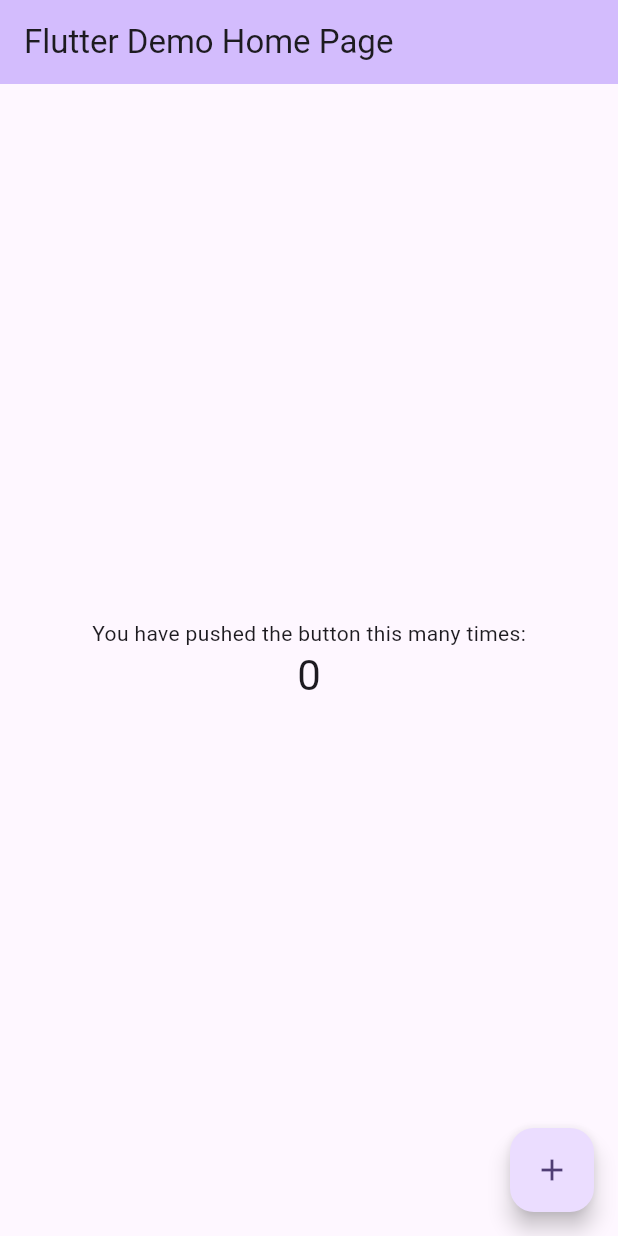
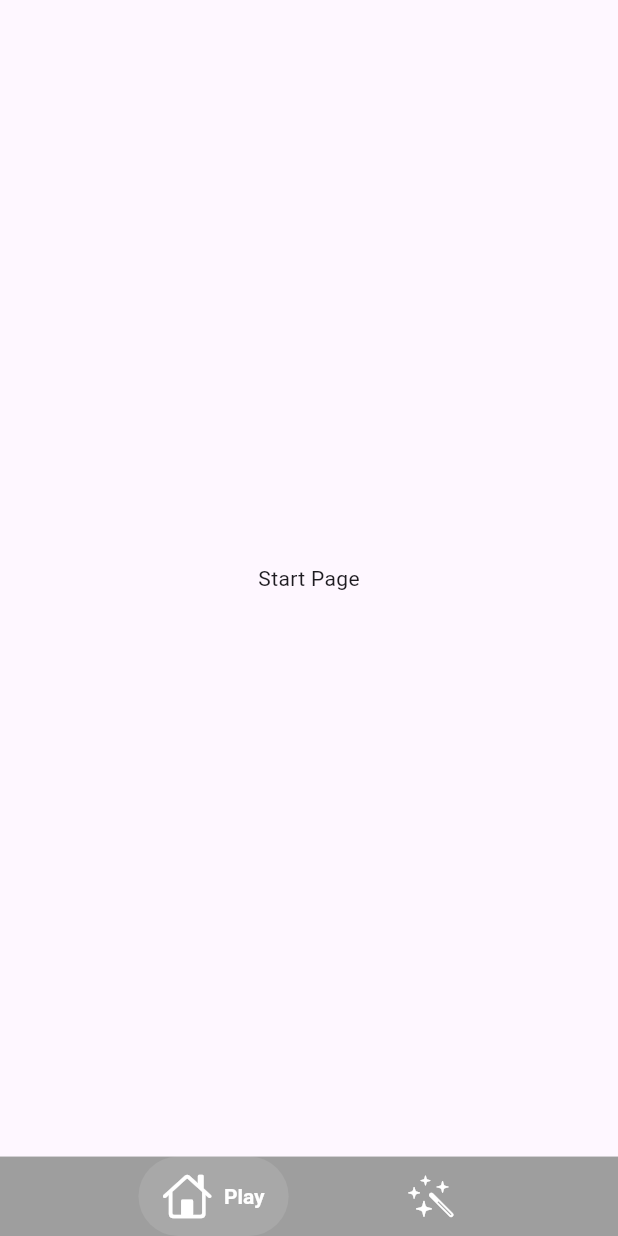
Before and after one commit to tgeiling/arutti, a Flutter app: the screen it shows after launch, on a phone screen of 412 x 824 dp. Run offline on Flutter 3.47's test engine with Material 3 defaults, Android fonts, the phone set to English and light mode, and no system bars; drawn by our look-alikes of salomon_bottom_bar; our stand-ins replace shared_preferences.

```diff
--- a/lib/main.dart
+++ b/lib/main.dart
@@ -1,125 +1,98 @@
+import 'package:flutter/cupertino.dart';
 import 'package:flutter/material.dart';
+import 'package:salomon_bottom_bar/salomon_bottom_bar.dart';
+import 'package:provider/provider.dart';
+
+import 'provider.dart';
 
 void main() {
-  runApp(const MyApp());
+  runApp(
+    MultiProvider(
+      providers: [
+        ChangeNotifierProvider(
+            create: (context) => UserDataProvider()), // New User Data Provider
+      ],
+      child: MyApp(),
+    ),
+  );
 }
 
 class MyApp extends StatelessWidget {
-  const MyApp({super.key});
-
-  // This widget is the root of your application.
   @override
   Widget build(BuildContext context) {
     return MaterialApp(
-      title: 'Flutter Demo',
+      title: 'Salomon Bottom Bar Example',
       theme: ThemeData(
-        // This is the theme of your application.
-        //
-        // TRY THIS: Try running your application with "flutter run". You'll see
-        // the application has a purple toolbar. Then, without quitting the app,
-        // try changing the seedColor in the colorScheme below to Colors.green
-        // and then invoke "hot reload" (save your changes or press the "hot
-        // reload" button in a Flutter-supported IDE, or press "r" if you used
-        // the command line to start the app).
-        //
-        // Notice that the counter didn't reset back to zero; the application
-        // state is not lost during the reload. To reset the state, use hot
-        // restart instead.
-        //
-        // This works for code too, not just values: Most code changes can be
-        // tested with just a hot reload.
-        colorScheme: ColorScheme.fromSeed(seedColor: Colors.deepPurple),
-        useMaterial3: true,
+        primarySwatch: Colors.grey,
       ),
-      home: const MyHomePage(title: 'Flutter Demo Home Page'),
+      home: MyHomePage(),
     );
   }
 }
 
 class MyHomePage extends StatefulWidget {
-  const MyHomePage({super.key, required this.title});
-
-  // This widget is the home page of your application. It is stateful, meaning
-  // that it has a State object (defined below) that contains fields that affect
-  // how it looks.
-
-  // This class is the configuration for the state. It holds the values (in this
-  // case the title) provided by the parent (in this case the App widget) and
-  // used by the build method of the State. Fields in a Widget subclass are
-  // always marked "final".
-
-  final String title;
-
   @override
-  State<MyHomePage> createState() => _MyHomePageState();
+  _MyHomePageState createState() => _MyHomePageState();
 }
 
 class _MyHomePageState extends State<MyHomePage> {
-  int _counter = 0;
-
-  void _incrementCounter() {
-    setState(() {
-      // This call to setState tells the Flutter framework that something has
-      // changed in this State, which causes it to rerun the build method below
-      // so that the display can reflect the updated values. If we changed
-      // _counter without calling setState(), then the build method would not be
-      // called again, and so nothing would appear to happen.
-      _counter++;
-    });
-  }
+  int _currentIndex = 0;
+  final PageController _pageController = PageController();
 
   @override
   Widget build(BuildContext context) {
-    // This method is rerun every time setState is called, for instance as done
-    // by the _incrementCounter method above.
-    //
-    // The Flutter framework has been optimized to make rerunning build methods
-    // fast, so that you can just rebuild anything that needs updating rather
-    // than having to individually change instances of widgets.
     return Scaffold(
-      appBar: AppBar(
-        // TRY THIS: Try changing the color here to a specific color (to
-        // Colors.amber, perhaps?) and trigger a hot reload to see the AppBar
-        // change color while the other colors stay the same.
-        backgroundColor: Theme.of(context).colorScheme.inversePrimary,
-        // Here we take the value from the MyHomePage object that was created by
-        // the App.build method, and use it to set our appbar title.
-        title: Text(widget.title),
+      body: PageView(
+        controller: _pageController,
+        onPageChanged: (index) {
+          setState(() {
+            _currentIndex = index;
+          });
+        },
+        children: [
+          Center(child: Text("Start Page")), // Placeholder for StartPage
+          Center(child: Text("Level Page")), // Placeholder for Level Page
+        ],
       ),
-      body: Center(
-        // Center is a layout widget. It takes a single child and positions it
-        // in the middle of the parent.
-        child: Column(
-          // Column is also a layout widget. It takes a list of children and
-          // arranges them vertically. By default, it sizes itself to fit its
-          // children horizontally, and tries to be as tall as its parent.
-          //
-          // Column has various properties to control how it sizes itself and
-          // how it positions its children. Here we use mainAxisAlignment to
-          // center the children vertically; the main axis here is the vertical
-          // axis because Columns are vertical (the cross axis would be
-          // horizontal).
-          //
-          // TRY THIS: Invoke "debug painting" (choose the "Toggle Debug Paint"
-          // action in the IDE, or press "p" in the console), to see the
-          // wireframe for each widget.
-          mainAxisAlignment: MainAxisAlignment.center,
-          children: <Widget>[
-            const Text(
-              'You have pushed the button this many times:',
-            ),
-            Text(
-              '$_counter',
-              style: Theme.of(context).textTheme.headlineMedium,
-            ),
-          ],
+      bottomNavigationBar: _buildBottomNavigationBar(),
+    );
+  }
+
+  Widget _buildBottomNavigationBar() {
+    return SalomonBottomBar(
+      margin: const EdgeInsets.symmetric(horizontal: 30),
+      backgroundColor: Colors.grey,
+      currentIndex: _currentIndex,
+      onTap: (i) {
+        setState(() {
+          _currentIndex = i;
+          _pageController.animateToPage(
+            i,
+            duration: Duration(milliseconds: 400),
+            curve: Curves.easeOut,
+          );
+        });
+      },
+      items: [
+        SalomonBottomBarItem(
+          icon: Icon(
+            CupertinoIcons.home,
+            size: MediaQuery.of(context).size.width * 0.08,
+            color: Colors.white,
+          ),
+          title: const Text("Play"),
+          selectedColor: Colors.white,
         ),
-      ),
-      floatingActionButton: FloatingActionButton(
-        onPressed: _incrementCounter,
-        tooltip: 'Increment',
-        child: const Icon(Icons.add),
-      ), // This trailing comma makes auto-formatting nicer for build methods.
+        SalomonBottomBarItem(
+          icon: Icon(
+            CupertinoIcons.wand_stars_inverse,
+            size: MediaQuery.of(context).size.width * 0.08,
+            color: Colors.white,
+          ),
+          title: const Text("Level"),
+          selectedColor: Colors.white,
+        ),
+      ],
     );
   }
 }
```
Also changed, not shown: lib/provider.dart (added, +63 -0 lines), pubspec.yaml (+13 -43 lines), assets/logo.jpg (added), pubspec.lock, 1 other file.
